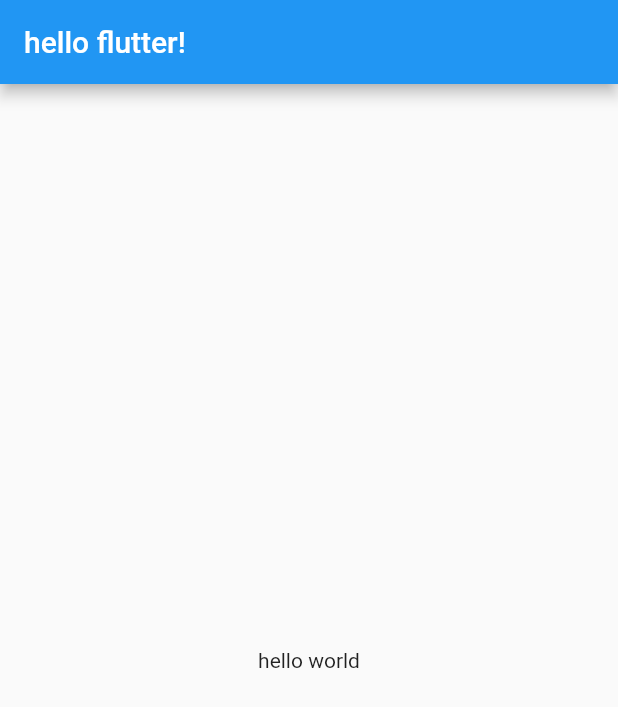
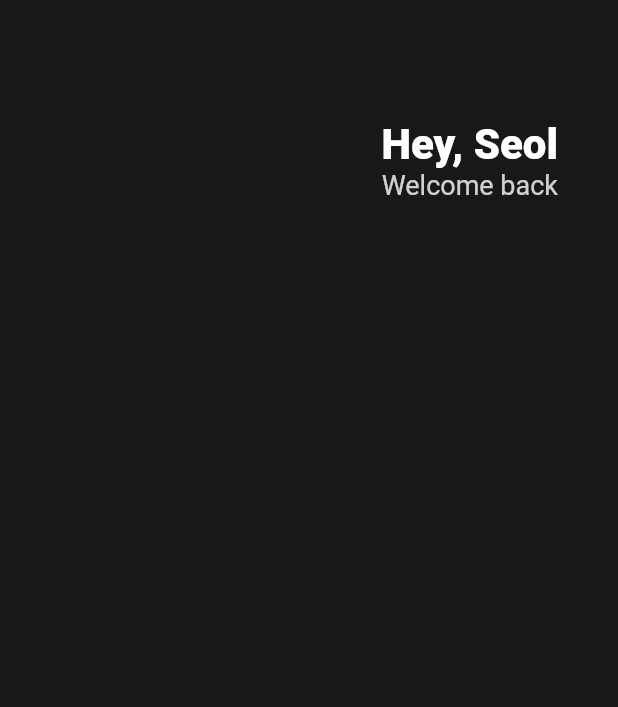
Before and after one commit to seolhs04/flutter-playground, a Flutter app: the screen it shows after launch, on a phone screen of 412 x 824 dp. Shown: the top 707 px of the screen. Run offline on Flutter 3.47's test engine with Material 2 defaults, Android fonts, the phone set to English and light mode, and no system bars.

Commit message:
design and fix align with devtools

```diff
--- a/lib/main.dart
+++ b/lib/main.dart
@@ -9,13 +9,44 @@ class App extends StatelessWidget {
   Widget build(BuildContext context) {
     return MaterialApp(
       home: Scaffold(
-        appBar: AppBar(
-          title: Text('hello flutter!'),
-        ),
-        body: Center(
-          child: Text('hello world'),
-        ),
-      ),
+          backgroundColor: Color(0xFF181818),
+          body: Padding(
+            padding: EdgeInsets.symmetric(
+              horizontal: 40,
+            ),
+            child: Column(
+              children: [
+                SizedBox(
+                  height: 80,
+                ),
+                Row(
+                  mainAxisAlignment: MainAxisAlignment.end,
+                  children: [
+                    Column(
+                      crossAxisAlignment: CrossAxisAlignment.end,
+                      children: [
+                        Text(
+                          'Hey, Seol',
+                          style: TextStyle(
+                            color: Colors.white,
+                            fontSize: 28,
+                            fontWeight: FontWeight.w800,
+                          ),
+                        ),
+                        Text(
+                          'Welcome back',
+                          style: TextStyle(
+                            color: Colors.white.withOpacity(0.8),
+                            fontSize: 18,
+                          ),
+                        ),
+                      ],
+                    )
+                  ],
+                )
+              ],
+            ),
+          )),
     );
   }
 }
```
